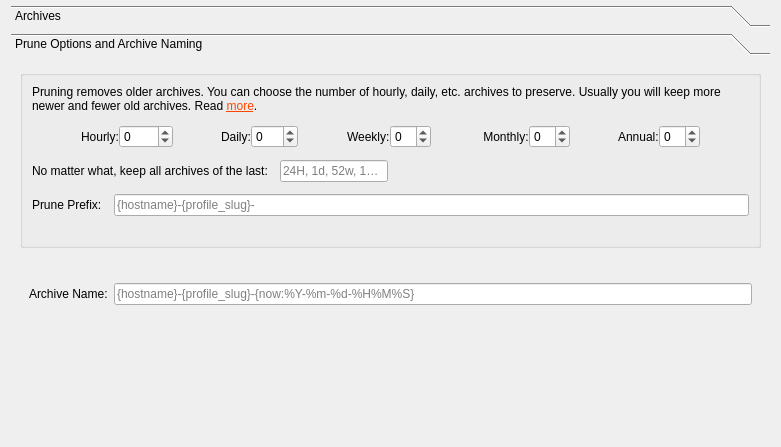
This is src/vorta/assets/UI/archivetab.ui in borgbase/vorta as Qt 5 draws it before an edit. The edited form follows.
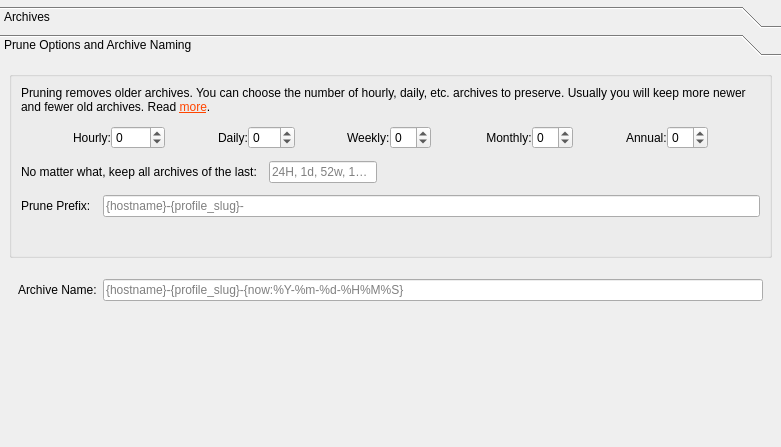
This is the edited form. The open tabs and pages were chosen to show the change.

```diff
--- a/src/vorta/assets/UI/archivetab.ui
+++ b/src/vorta/assets/UI/archivetab.ui
@@ -14,11 +14,17 @@
    <string>Form</string>
   </property>
   <layout class="QVBoxLayout" name="verticalLayout">
+   <property name="leftMargin">
+    <number>0</number>
+   </property>
    <property name="topMargin">
-    <number>5</number>
+    <number>6</number>
+   </property>
+   <property name="rightMargin">
+    <number>0</number>
    </property>
    <property name="bottomMargin">
-    <number>0</number>
+    <number>6</number>
    </property>
    <item>
     <widget class="QToolBox" name="toolBox">
@@ -194,8 +200,8 @@
        <rect>
         <x>0</x>
         <y>0</y>
-        <width>769</width>
-        <height>378</height>
+        <width>781</width>
+        <height>371</height>
        </rect>
       </property>
       <attribute name="label">
@@ -203,7 +209,7 @@
       </attribute>
       <layout class="QVBoxLayout" name="verticalLayout_3">
        <property name="spacing">
-        <number>26</number>
+        <number>12</number>
        </property>
        <item>
         <widget class="QGroupBox" name="groupBox">
@@ -445,9 +451,6 @@
           </item>
           <item>
            <layout class="QFormLayout" name="formLayout">
-            <property name="verticalSpacing">
-             <number>3</number>
-            </property>
             <item row="0" column="0">
              <widget class="QLabel" name="label_4">
               <property name="text">
@@ -465,7 +468,7 @@
               </property>
              </widget>
             </item>
-            <item row="2" column="1">
+            <item row="1" column="1">
              <widget class="QLabel" name="prunePrefixPreview">
               <property name="font">
                <font>
@@ -490,9 +493,6 @@
        <item>
         <widget class="QFrame" name="frame_name_options">
          <layout class="QFormLayout" name="formLayout_2">
-          <property name="verticalSpacing">
-           <number>3</number>
-          </property>
           <item row="2" column="1">
            <widget class="QLineEdit" name="archiveNameTemplate">
             <property name="toolTip">
```
Left out of the diff: 15 changed lines with no effect on the pictures.
